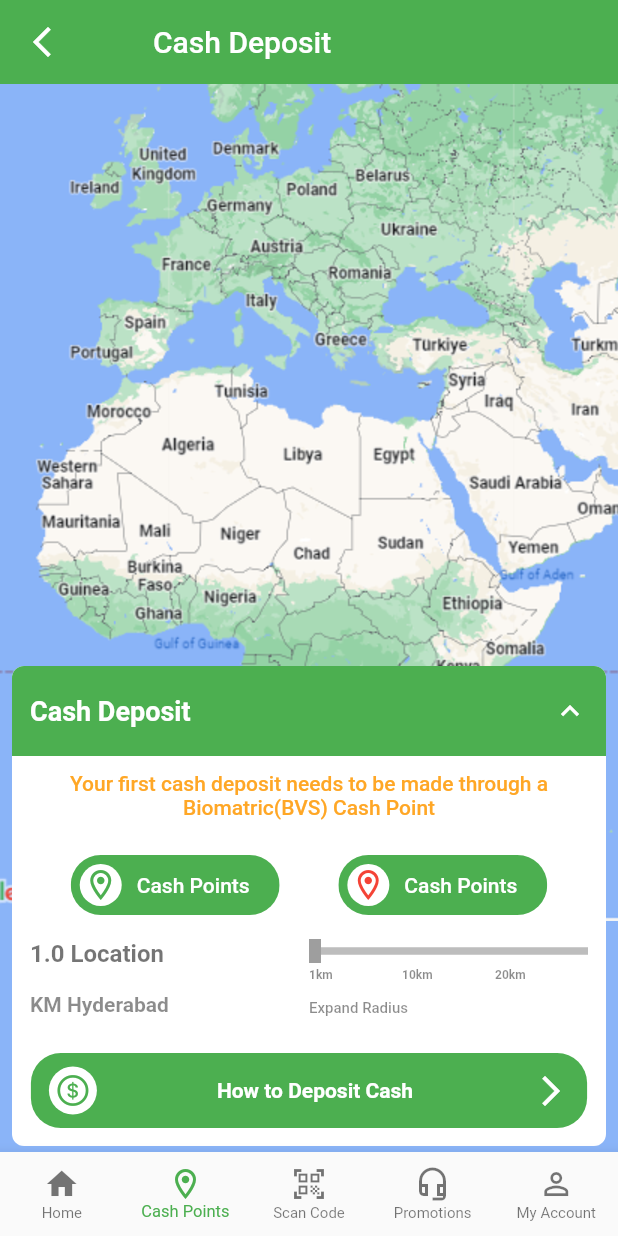
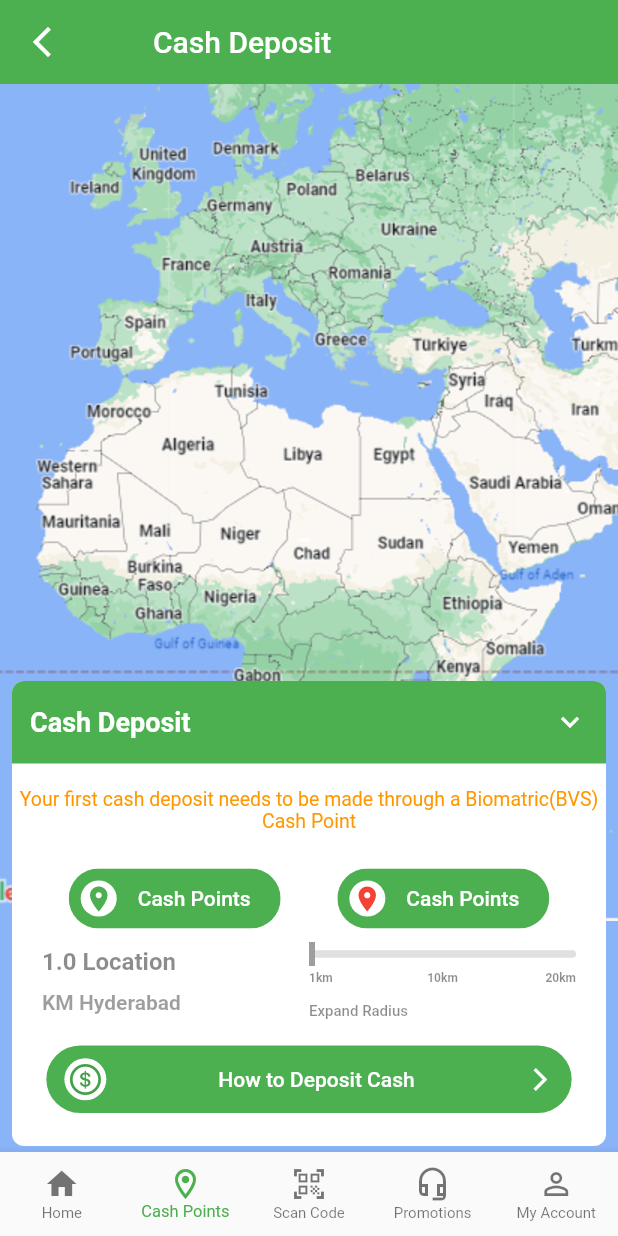
Before and after one commit to suhailthakrani/easypaisa, a Flutter app: the screen it shows after launch, item 2 of the bottom bar chosen, on a phone screen of 412 x 824 dp. Run offline on Flutter 3.47's test engine with Material 2 defaults, Android fonts, the phone set to English and light mode, and no system bars; our stand-ins replace qr_flutter, shared_preferences; missing offline and left inert: qr_code_scanner.

Commit message:
Added QRScan code, and Updated UI in CashPoints Screen

```diff
--- a/lib/screens/cash_points/view.dart
+++ b/lib/screens/cash_points/view.dart
@@ -44,8 +44,6 @@ class _CashPointsScreenState extends State<CashPointsScreen> {
           ),
           Align(
             alignment: Alignment.bottomCenter,
-            child: GestureDetector(
-              onTap: _toggleExpanded,
             child: AnimatedContainer(
                 duration: const Duration(microseconds: 300),
                 margin: const EdgeInsets.only(
@@ -54,7 +52,7 @@ class _CashPointsScreenState extends State<CashPointsScreen> {
                   top: 8,
                   bottom: 4,
                 ),
-                  height: _isExpanded ? 320 : 80,
+                height: _isExpanded ? 310 : 75,
                 width: double.infinity,
                 decoration: BoxDecoration(
                   borderRadius: BorderRadius.circular(8),
@@ -66,7 +64,7 @@ class _CashPointsScreenState extends State<CashPointsScreen> {
                       child: SingleChildScrollView(
                         child: !_isExpanded
                             ? Container(
-                                  height: 60,
+                                height: 55,
                                 decoration: BoxDecoration(
                                   borderRadius: BorderRadius.circular(8),
                                   color: Colors.green,
@@ -74,8 +72,7 @@ class _CashPointsScreenState extends State<CashPointsScreen> {
                                 alignment: Alignment.center,
                                 padding: const EdgeInsets.all(12),
                                 child: Row(
-                                    crossAxisAlignment:
-                                        CrossAxisAlignment.center,
+                                  crossAxisAlignment: CrossAxisAlignment.center,
                                   mainAxisAlignment:
                                       MainAxisAlignment.spaceBetween,
                                   children: [
@@ -87,11 +84,17 @@ class _CashPointsScreenState extends State<CashPointsScreen> {
                                           fontWeight: FontWeight.w600,
                                           fontSize: 18),
                                     ),
-                                      Icon(
-                                        !_isExpanded
-                                            ? Icons.keyboard_arrow_up
-                                            : Icons.keyboard_arrow_down,
+                                    GestureDetector(
+                                      // onTap: () {
+                                      //   setState(() {
+                                      //     _isExpanded = true;
+                                      //   });
+                                      // },
+                                      onTap: _toggleExpanded,
+                                      child: const Icon(
+                                        Icons.keyboard_arrow_up,
                                         color: Colors.white,
+                                      ),
                                     )
                                   ],
                                 ),
@@ -102,7 +105,7 @@ class _CashPointsScreenState extends State<CashPointsScreen> {
                                 crossAxisAlignment: CrossAxisAlignment.center,
                                 children: [
                                   Container(
-                                      height: 60,
+                                    height: 55,
                                     decoration: const BoxDecoration(
                                       borderRadius: BorderRadius.only(
                                           topLeft: Radius.circular(8),
@@ -125,16 +128,26 @@ class _CashPointsScreenState extends State<CashPointsScreen> {
                                               fontWeight: FontWeight.w600,
                                               fontSize: 18),
                                         ),
-                                          Icon(
-                                            _isExpanded
-                                                ? Icons.keyboard_arrow_up
-                                                : Icons.keyboard_arrow_down,
+                                        GestureDetector(
+                                          // onTap: () {
+                                          //   setState(() {
+                                          //     _isExpanded = false;
+                                          //   });
+                                          // },
+                                          onTap: _toggleExpanded,
+                                          child: const Padding(
+                                            padding:
+                                                EdgeInsets.only(left: 16.0),
+                                            child: Icon(
+                                              Icons.keyboard_arrow_down,
                                               color: Colors.white,
+                                            ),
+                                          ),
                                         )
                                       ],
                                     ),
                                   ),
-                                    SizedBox(height: 10),
+                                  const SizedBox(height: 16),
                                   Container(
                                     color: Colors.white,
                                     child: Column(
@@ -145,11 +158,12 @@ class _CashPointsScreenState extends State<CashPointsScreen> {
                                           'Your first cash deposit needs to be made through a Biomatric(BVS) Cash Point',
                                           textAlign: TextAlign.center,
                                           style: TextStyle(
-                                              color: Colors.orange.shade400,
-                                              fontWeight: FontWeight.w500,
+                                            color: Colors.orange.shade500,
+                                            fontWeight: FontWeight.w400,
+                                            fontSize: 13,
                                           ),
                                         ),
-                                          SizedBox(height: 20),
+                                        const SizedBox(height: 20),
                                         Row(
                                           mainAxisAlignment:
                                               MainAxisAlignment.spaceEvenly,
@@ -162,16 +176,22 @@ class _CashPointsScreenState extends State<CashPointsScreen> {
                                                   top: 4,
                                                   right: 16,
                                                   bottom: 4,
-                                                    left: 8),
+                                                  left: 10),
                                               label: Text(
                                                 'Cash Points',
+                                                style: TextStyle(
+                                                  color: Colors.white,
+                                                  fontWeight: FontWeight.w500,
+                                                  // fontSize: 12,
+                                                ),
                                               ),
                                               avatar: CircleAvatar(
-                                                  radius: 14,
+                                                radius: 12,
                                                 backgroundColor: Colors.white,
                                                 child: Icon(
-                                                    Icons.location_on_outlined,
+                                                  Icons.location_on,
                                                   color: Colors.green,
+                                                  size: 20,
                                                 ),
                                               ),
                                             ),
@@ -183,54 +203,58 @@ class _CashPointsScreenState extends State<CashPointsScreen> {
                                                   top: 4,
                                                   right: 16,
                                                   bottom: 4,
-                                                    left: 8),
+                                                  left: 10),
                                               label: Text(
                                                 'Cash Points',
+                                                style: TextStyle(
+                                                  color: Colors.white,
+                                                  fontWeight: FontWeight.w500,
+                                                  // fontSize: 12,
+                                                ),
                                               ),
                                               avatar: CircleAvatar(
+                                                radius: 12,
                                                 backgroundColor: Colors.white,
-                                                  radius: 14,
                                                 child: Icon(
-                                                    Icons.location_on_outlined,
+                                                  Icons.location_on,
                                                   color: Colors.red,
+                                                  size: 20,
                                                 ),
                                               ),
                                             ),
                                           ],
                                         ),
                                         Container(
-                                            width: MediaQuery.of(context)
-                                                .size
-                                                .width,
-                                            padding: const EdgeInsets.all(12.0),
+                                          width:
+                                              MediaQuery.of(context).size.width,
+                                          padding: const EdgeInsets.symmetric(
+                                              horizontal: 20.0, vertical: 5),
                                           child: Row(
                                             mainAxisAlignment:
-                                                  MainAxisAlignment
-                                                      .spaceBetween,
+                                                MainAxisAlignment.spaceBetween,
                                             children: [
                                               Expanded(
                                                 flex: 3,
                                                 child: Column(
                                                   crossAxisAlignment:
-                                                        CrossAxisAlignment
-                                                            .start,
+                                                      CrossAxisAlignment.start,
                                                   children: const [
                                                     Text(
                                                       '1.0 Location',
                                                       style: TextStyle(
                                                         fontWeight:
                                                             FontWeight.w600,
-                                                          color: Colors.black54,
+                                                        color: Colors.black45,
                                                         fontSize: 16,
                                                       ),
                                                     ),
-                                                      SizedBox(height: 16),
+                                                    SizedBox(height: 10),
                                                     Text(
                                                       'KM Hyderabad',
                                                       style: TextStyle(
                                                         fontWeight:
                                                             FontWeight.w600,
-                                                          color: Colors.black45,
+                                                        color: Colors.black38,
                                                         fontSize: 14,
                                                       ),
                                                     ),
@@ -241,13 +265,12 @@ class _CashPointsScreenState extends State<CashPointsScreen> {
                                                 flex: 3,
                                                 child: Column(
                                                   crossAxisAlignment:
-                                                        CrossAxisAlignment
-                                                            .start,
+                                                      CrossAxisAlignment.start,
                                                   children: [
                                                     Row(
                                                       children: [
                                                         Container(
-                                                            width: 8,
+                                                          width: 4,
                                                           height: 16,
                                                           color: Colors
                                                               .grey.shade500,
@@ -255,8 +278,22 @@ class _CashPointsScreenState extends State<CashPointsScreen> {
                                                         Expanded(
                                                           child: Container(
                                                             height: 5,
+                                                            decoration:
+                                                                BoxDecoration(
                                                               color: Colors.grey
-                                                                  .shade400,
+                                                                  .shade300,
+                                                              borderRadius:
+                                                                  const BorderRadius
+                                                                      .only(
+                                                                topRight: Radius
+                                                                    .circular(
+                                                                        8),
+                                                                bottomRight:
+                                                                    Radius
+                                                                        .circular(
+                                                                            8),
+                                                              ),
+                                                            ),
                                                           ),
                                                         ),
                                                       ],
@@ -271,8 +308,7 @@ class _CashPointsScreenState extends State<CashPointsScreen> {
                                                           Expanded(
                                                             child: Text(
                                                               '1km',
-                                                                style:
-                                                                    TextStyle(
+                                                              style: TextStyle(
                                                                 fontSize: 8,
                                                                 fontWeight:
                                                                     FontWeight
@@ -285,8 +321,10 @@ class _CashPointsScreenState extends State<CashPointsScreen> {
                                                           Expanded(
                                                             child: Text(
                                                               '10km',
-                                                                style:
-                                                                    TextStyle(
+                                                              textAlign:
+                                                                  TextAlign
+                                                                      .center,
+                                                              style: TextStyle(
                                                                 fontSize: 8,
                                                                 fontWeight:
                                                                     FontWeight
@@ -299,8 +337,9 @@ class _CashPointsScreenState extends State<CashPointsScreen> {
                                                           Expanded(
                                                             child: Text(
                                                               '20km',
-                                                                style:
-                                                                    TextStyle(
+                                                              textAlign:
+                                                                  TextAlign.end,
+                                                              style: TextStyle(
                                                                 fontSize: 8,
                                                                 fontWeight:
                                                                     FontWeight
@@ -313,7 +352,7 @@ class _CashPointsScreenState extends State<CashPointsScreen> {
                                                         ],
                                                       ),
                                                     ),
-                                                      SizedBox(height: 8),
+                                                    const SizedBox(height: 8),
                                                     const Text(
                                                       'Expand Radius',
                                                       style: TextStyle(
@@ -329,20 +368,19 @@ class _CashPointsScreenState extends State<CashPointsScreen> {
                                             ],
                                           ),
                                         ),
-                                          SizedBox(height: 12),
+                                        const SizedBox(height: 12),
                                         Container(
-                                            height: 50,
+                                          height: 45,
                                           padding: const EdgeInsets.symmetric(
                                               vertical: 5, horizontal: 12),
                                           width: MediaQuery.of(context)
                                                   .size
                                                   .width *
-                                                0.9,
+                                              0.85,
                                           decoration: BoxDecoration(
                                             color: Colors.green,
-                                              borderRadius:
-                                                  BorderRadius.circular(
-                                                20,
+                                            borderRadius: BorderRadius.circular(
+                                              24,
                                             ),
                                           ),
                                           child: Row(
@@ -350,29 +388,29 @@ class _CashPointsScreenState extends State<CashPointsScreen> {
                                                 CrossAxisAlignment.center,
                                             children: [
                                               CircleAvatar(
-                                                  radius: 16,
+                                                radius: 14,
                                                 backgroundColor: Colors.white,
                                                 child: Icon(
                                                   CupertinoIcons
                                                       .money_dollar_circle,
-                                                    color: Colors.green,
+                                                  color: Colors.green.shade600,
                                                 ),
                                               ),
-                                                Expanded(
+                                              const Expanded(
                                                 child: Text(
                                                   'How to Deposit Cash',
                                                   textAlign: TextAlign.center,
                                                   style: TextStyle(
-                                                      fontWeight:
-                                                          FontWeight.w600,
+                                                    fontWeight: FontWeight.w500,
                                                     color: Colors.white,
                                                     fontSize: 14,
                                                   ),
                                                 ),
                                               ),
-                                                Icon(
+                                              const Icon(
                                                 Icons
                                                     .arrow_forward_ios_outlined,
+                                                size: 18,
                                                 color: Colors.white,
                                               ),
                                             ],
@@ -388,7 +426,6 @@ class _CashPointsScreenState extends State<CashPointsScreen> {
                   ],
                 )),
           ),
-          ),
         ],
       ),
     );
--- a/lib/screens/main_screen.dart
+++ b/lib/screens/main_screen.dart
@@ -1,6 +1,7 @@
 import 'package:easypaisa/screens/cash_points/view.dart';
 import 'package:easypaisa/screens/home/view.dart';
 import 'package:easypaisa/screens/my_account/view.dart';
+import 'package:easypaisa/screens/scan_code/view.dart';
 import 'package:flutter/material.dart';
 
 class MainScreen extends StatefulWidget {
@@ -13,10 +14,12 @@ class MainScreen extends StatefulWidget {
 class _MainScreenState extends State<MainScreen> {
   int _currentIndex = 0;
 
+  static bool visibility = true;
+
   final List<Widget> _screens = [
     const HomeScreen(),
     const CashPointsScreen(),
-    const HomeScreen(),
+    const ScanCodeScreen(),
     const HomeScreen(),
     const MyAccountScreen(),
   ];
@@ -25,7 +28,9 @@ class _MainScreenState extends State<MainScreen> {
     return SafeArea(
       child: Scaffold(
         body: _screens[_currentIndex],
-        bottomNavigationBar: BottomNavigationBar(
+        bottomNavigationBar: Visibility(
+          visible: _currentIndex != 2,
+          child: BottomNavigationBar(
             selectedFontSize: 11,
             unselectedFontSize: 10,
             type: BottomNavigationBarType.fixed,
@@ -66,6 +71,7 @@ class _MainScreenState extends State<MainScreen> {
             ],
           ),
         ),
+      ),
     );
   }
 }
--- a/pubspec.yaml
+++ b/pubspec.yaml
@@ -36,6 +36,8 @@ dependencies:
   # Use with the CupertinoIcons class for iOS style icons.
   cupertino_icons: ^1.0.2
   shared_preferences: ^2.1.1
+  qr_code_scanner: ^1.0.1
+  qr_flutter: ^4.0.0
 
 dev_dependencies:
   flutter_test:
```
Also changed, not shown: lib/screens/scan_code/components/test.dart (added, +193 -0 lines), lib/screens/scan_code/view.dart (added, +164 -0 lines), assets/icons/master.png (added), assets/icons/visa.png (added), pubspec.lock, 2 other files. Lines whose indentation alone changed are shown as unchanged.
